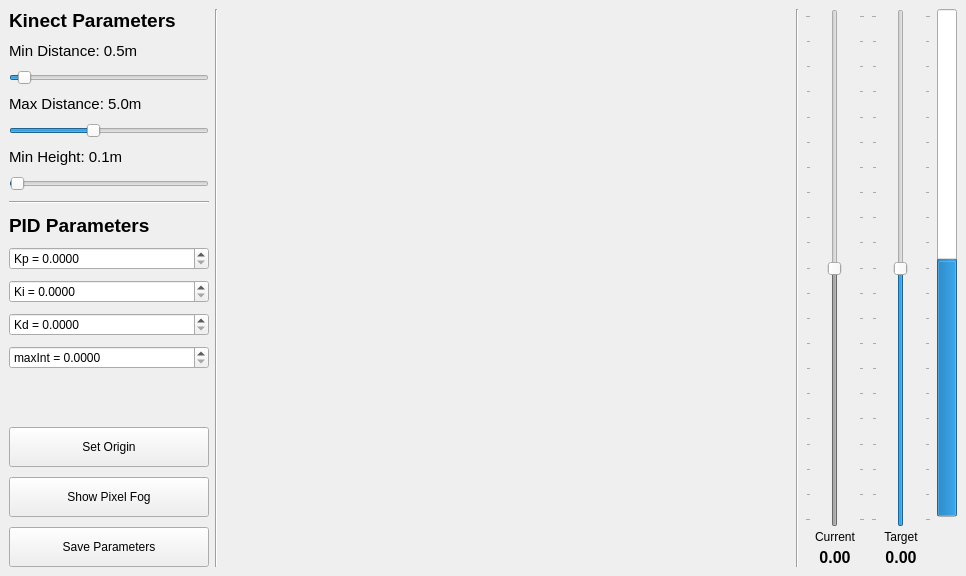
Above: Vision_Control/falcon9/pclviewer.ui from HardwareCity/Falcon9_Electric_Fun before the change. Below: the same form after it.
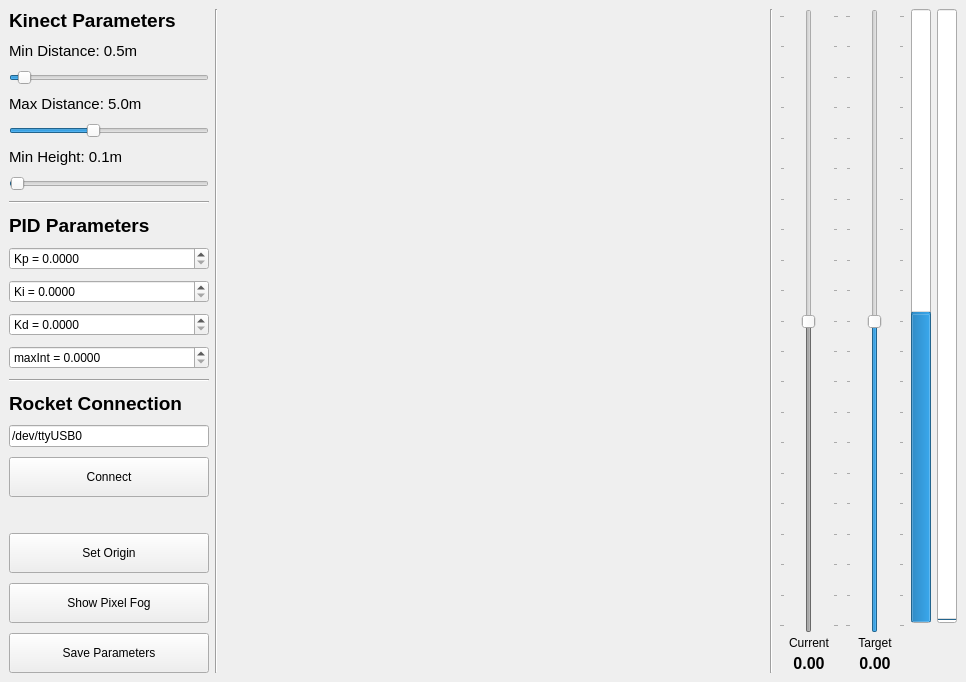
That is the form after the change. Custom widgets are drawn as their Qt base class.

Commit message: Added serial port support and sliding window for thrust calculation

```diff
--- a/Vision_Control/falcon9/pclviewer.ui
+++ b/Vision_Control/falcon9/pclviewer.ui
@@ -7,7 +7,7 @@
     <x>0</x>
     <y>0</y>
     <width>966</width>
-    <height>576</height>
+    <height>682</height>
    </rect>
   </property>
   <property name="minimumSize">
@@ -26,7 +26,7 @@
    <string>Falcon9 Electric Fun - Base Station</string>
   </property>
   <widget class="QWidget" name="centralwidget">
-   <layout class="QGridLayout" name="gridLayout_2" columnstretch="0,0,0,1,0,0,0,0,0">
+   <layout class="QGridLayout" name="gridLayout_2" columnstretch="0,0,0,1,0,0,0,0,0,0">
     <item row="0" column="4">
      <widget class="Line" name="line_4">
       <property name="orientation">
@@ -285,6 +285,50 @@
           </property>
          </widget>
         </item>
+        <item>
+         <widget class="Line" name="line_3">
+          <property name="orientation">
+           <enum>Qt::Horizontal</enum>
+          </property>
+         </widget>
+        </item>
+        <item>
+         <widget class="QLabel" name="label_3">
+          <property name="font">
+           <font>
+            <pointsize>14</pointsize>
+            <weight>75</weight>
+            <bold>true</bold>
+           </font>
+          </property>
+          <property name="text">
+           <string>Rocket Connection</string>
+          </property>
+         </widget>
+        </item>
+        <item>
+         <widget class="QLineEdit" name="txt_connect">
+          <property name="text">
+           <string>/dev/ttyUSB0</string>
+          </property>
+         </widget>
+        </item>
+        <item>
+         <widget class="QPushButton" name="pushButton_connect">
+          <property name="minimumSize">
+           <size>
+            <width>0</width>
+            <height>40</height>
+           </size>
+          </property>
+          <property name="text">
+           <string>Connect</string>
+          </property>
+          <property name="checkable">
+           <bool>true</bool>
+          </property>
+         </widget>
+        </item>
         <item>
          <spacer name="verticalSpacer_3">
           <property name="orientation">
@@ -626,6 +670,57 @@
       </item>
      </layout>
     </item>
+    <item row="0" column="9">
+     <layout class="QVBoxLayout" name="verticalLayout_5">
+      <property name="spacing">
+       <number>0</number>
+      </property>
+      <property name="leftMargin">
+       <number>0</number>
+      </property>
+      <item>
+       <widget class="QProgressBar" name="thrustOut">
+        <property name="minimumSize">
+         <size>
+          <width>20</width>
+          <height>0</height>
+         </size>
+        </property>
+        <property name="maximumSize">
+         <size>
+          <width>20</width>
+          <height>16777215</height>
+         </size>
+        </property>
+        <property name="value">
+         <number>0</number>
+        </property>
+        <property name="orientation">
+         <enum>Qt::Vertical</enum>
+        </property>
+        <property name="format">
+         <string>%v</string>
+        </property>
+       </widget>
+      </item>
+      <item>
+       <spacer name="verticalSpacer">
+        <property name="orientation">
+         <enum>Qt::Vertical</enum>
+        </property>
+        <property name="sizeType">
+         <enum>QSizePolicy::Fixed</enum>
+        </property>
+        <property name="sizeHint" stdset="0">
+         <size>
+          <width>20</width>
+          <height>50</height>
+         </size>
+        </property>
+       </spacer>
+      </item>
+     </layout>
+    </item>
    </layout>
   </widget>
  </widget>
```
The commit also changes 5 other files.
